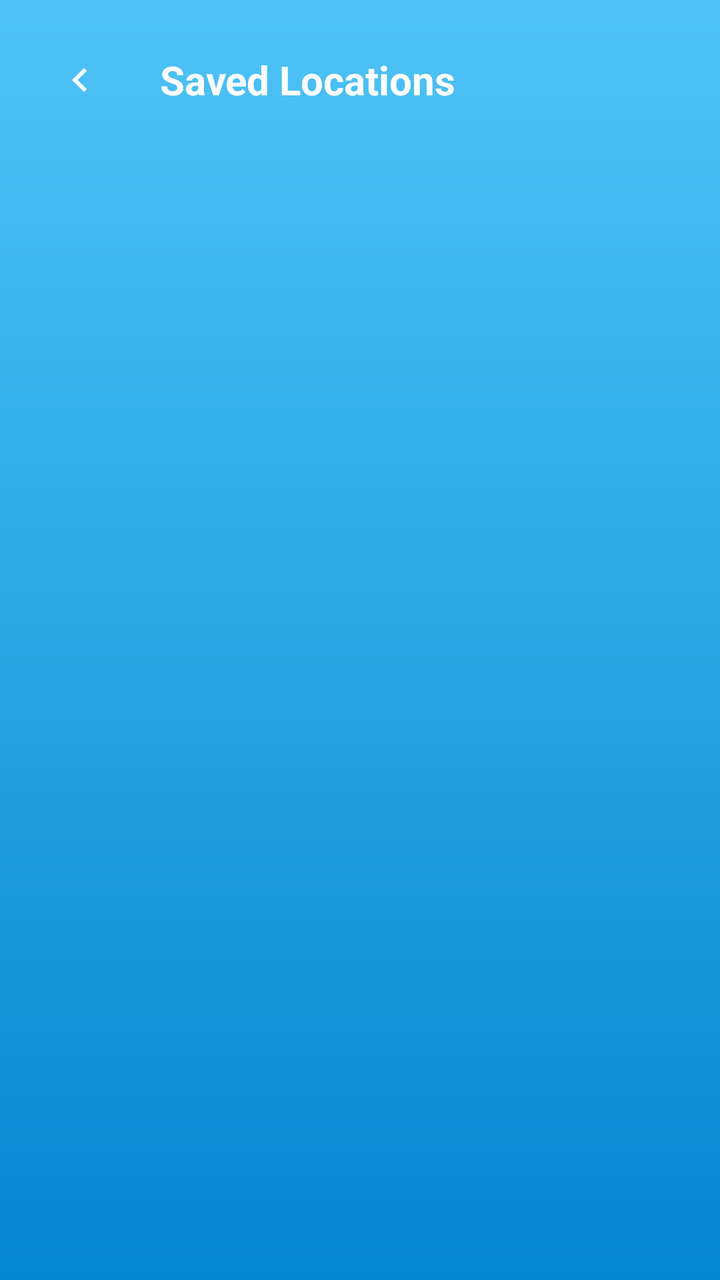
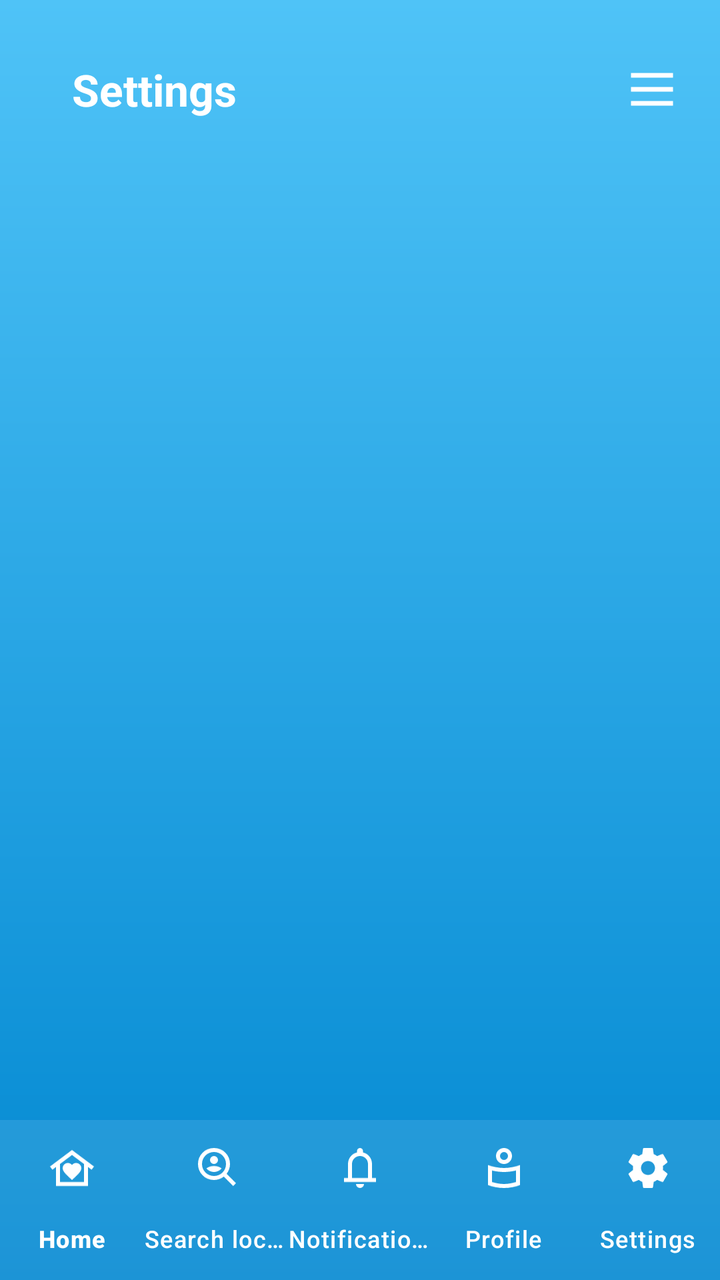

Compare the two renders of this Android layout. The source of the first and the diff that turns it into the second are given below.
<!-- AndroidManifest.xml: application theme Theme.WeatherWise -->
<!-- res/layout/activity_saved_locations_screen.xml -->
<?xml version="1.0" encoding="utf-8"?>
<LinearLayout xmlns:android="http://schemas.android.com/apk/res/android"
    xmlns:app="http://schemas.android.com/apk/res-auto"
    xmlns:tools="http://schemas.android.com/tools"
    android:id="@+id/main"
    android:layout_width="match_parent"
    android:layout_height="match_parent"
    android:orientation="vertical"
    android:background="@drawable/bg_skyblue"
    tools:context=".SavedLocationsScreen">

    
    <LinearLayout
        android:layout_width="match_parent"
        android:layout_height="wrap_content"
        android:orientation="horizontal"
        android:gravity="center_vertical"
        android:padding="16dp">

        <ImageButton
            android:id="@+id/btnBack"
            android:layout_width="48dp"
            android:layout_height="48dp"
            android:background="?attr/selectableItemBackgroundBorderless"
            android:src="@drawable/ic_backbtn"
            android:contentDescription="Back"
            app:tint="@color/white" />

        <TextView
            android:layout_width="wrap_content"
            android:layout_height="wrap_content"
            android:text="Saved Locations"
            android:textColor="@color/white"
            android:textSize="20sp"
            android:textStyle="bold"
            android:layout_marginStart="16dp" />
    </LinearLayout>

    
    <ScrollView
        android:layout_width="match_parent"
        android:layout_height="0dp"
        android:layout_weight="1">

        <LinearLayout
            android:id="@+id/layoutSavedLocationsList"
            android:layout_width="match_parent"
            android:layout_height="wrap_content"
            android:orientation="vertical"
            android:padding="16dp" />
    </ScrollView>

</LinearLayout>
<!-- resources referenced by this layout -->
<resources>
  <color name="white">#FFFFFFFF</color>
  <!-- drawable bg_skyblue (drawable) -->
  <?xml version="1.0" encoding="utf-8"?>
  <shape xmlns:android="http://schemas.android.com/apk/res/android"
      xmlns:tools="http://schemas.android.com/tools"
      android:shape="rectangle"
      tools:ignore="ExtraText">
  
      
      <gradient
          android:startColor="#4FC3F7"
          android:endColor="#0288D1"
          android:angle="270"/>
  
      
      <corners android:radius="0dp"/>
  </shape>
  <!-- drawable ic_backbtn (drawable) -->
  <vector xmlns:android="http://schemas.android.com/apk/res/android" android:autoMirrored="true" android:height="24dp" android:tint="#000000" android:viewportHeight="960" android:viewportWidth="960" android:width="24dp">
        
      <path android:fillColor="@android:color/white" android:pathData="M560,720L320,480L560,240L616,296L432,480L616,664L560,720Z"/>
      
  </vector>
  <style name="Theme.WeatherWise" parent="Theme.Material3.DayNight.NoActionBar">
          <item name="colorPrimary">@color/blue_500</item>
          <item name="colorPrimaryVariant">@color/blue_700</item>
          <item name="colorSecondary">@color/teal_200</item>
          <item name="android:statusBarColor">@color/blue_700</item>
          <item name="android:navigationBarColor">@color/blue_500</item>
      </style>
  <color name="blue_500">#2196F3</color>
  <color name="blue_700">#1976D2</color>
  <color name="teal_200">#03DAC5</color>
</resources>

<!-- the commit's change to res/layout/activity_saved_locations_screen.xml (unified diff, before → after) -->
@@ -1,53 +1,61 @@
 <?xml version="1.0" encoding="utf-8"?>
-<LinearLayout xmlns:android="http://schemas.android.com/apk/res/android"
+<RelativeLayout xmlns:android="http://schemas.android.com/apk/res/android"
     xmlns:app="http://schemas.android.com/apk/res-auto"
     xmlns:tools="http://schemas.android.com/tools"
     android:id="@+id/main"
     android:layout_width="match_parent"
     android:layout_height="match_parent"
-    android:orientation="vertical"
-    android:background="@drawable/bg_skyblue"
-    tools:context=".SavedLocationsScreen">
+    android:background="@drawable/bg_skyblue">
+
+
 
     
-    <LinearLayout
+    <RelativeLayout
+        android:id="@+id/navBar"
         android:layout_width="match_parent"
         android:layout_height="wrap_content"
-        android:orientation="horizontal"
-        android:gravity="center_vertical"
-        android:padding="16dp">
-
-        <ImageButton
-            android:id="@+id/btnBack"
-            android:layout_width="48dp"
-            android:layout_height="48dp"
-            android:background="?attr/selectableItemBackgroundBorderless"
-            android:src="@drawable/ic_backbtn"
-            android:contentDescription="Back"
-            app:tint="@color/white" />
+        android:padding="20dp"
+        android:layout_marginTop="10dp"
+        android:background="@android:color/transparent">
 
         <TextView
             android:layout_width="wrap_content"
             android:layout_height="wrap_content"
-            android:text="Saved Locations"
+            android:layout_centerVertical="true"
+            android:layout_marginStart="16dp"
+            android:text="Settings"
             android:textColor="@color/white"
-            android:textSize="20sp"
-            android:textStyle="bold"
-            android:layout_marginStart="16dp" />
-    </LinearLayout>
+            android:textSize="22sp"
+            android:textStyle="bold" />
 
-    
-    <ScrollView
+
+
+        
+        <ImageView
+            android:id="@+id/imgDropdown"
+            android:layout_width="28dp"
+            android:layout_height="28dp"
+            android:layout_alignParentEnd="true"
+            android:layout_centerVertical="true"
+            android:contentDescription="Menu"
+            android:src="@drawable/ic_dropdown"
+            app:tint="@color/white" />
+
+    </RelativeLayout>
+
+
+
+
+    <com.google.android.material.bottomnavigation.BottomNavigationView
+        android:id="@+id/bottomNavigation"
         android:layout_width="match_parent"
-        android:layout_height="0dp"
-        android:layout_weight="1">
+        android:layout_height="wrap_content"
+        android:layout_alignParentBottom="true"
+        android:background="#1AFFFFFF"
+        app:itemIconTint="@color/white"
+        app:itemTextColor="@color/white"
+        app:labelVisibilityMode="labeled"
+        app:menu="@menu/bottom_nav_menu" />
 
-        <LinearLayout
-            android:id="@+id/layoutSavedLocationsList"
-            android:layout_width="match_parent"
-            android:layout_height="wrap_content"
-            android:orientation="vertical"
-            android:padding="16dp" />
-    </ScrollView>
 
-</LinearLayout>
+</RelativeLayout>
<!-- resource entries referenced after the edit -->
@@ -17,15 +17,14 @@
       
       <corners android:radius="0dp"/>
   </shape>
-  <!-- drawable ic_backbtn (drawable) -->
-  <vector xmlns:android="http://schemas.android.com/apk/res/android" android:autoMirrored="true" android:height="24dp" android:tint="#000000" android:viewportHeight="960" android:viewportWidth="960" android:width="24dp">
+  <!-- drawable ic_dropdown (drawable) -->
+  <vector xmlns:android="http://schemas.android.com/apk/res/android" android:height="24dp" android:tint="#000000" android:viewportHeight="960" android:viewportWidth="960" android:width="24dp">
         
-      <path android:fillColor="@android:color/white" android:pathData="M560,720L320,480L560,240L616,296L432,480L616,664L560,720Z"/>
+      <path android:fillColor="@android:color/white" android:pathData="M120,280L120,200L840,200L840,280L120,280ZM120,760L120,680L840,680L840,760L120,760ZM120,520L120,440L840,440L840,520L120,520Z"/>
       
   </vector>
   <style name="Theme.WeatherWise" parent="Theme.Material3.DayNight.NoActionBar">
           <item name="colorPrimary">@color/blue_500</item>
-          <item name="colorPrimaryVariant">@color/blue_700</item>
           <item name="colorSecondary">@color/teal_200</item>
           <item name="android:statusBarColor">@color/blue_700</item>
           <item name="android:navigationBarColor">@color/blue_500</item>
